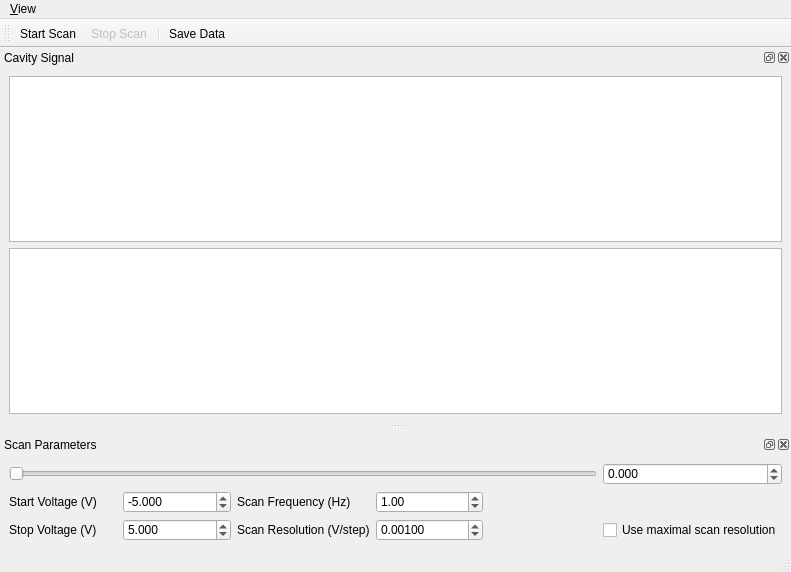
Ulm-IQO/qudi, file gui/cavity_stabilisation/ui_cavity_stabilisation_gui.ui: the form before one commit.
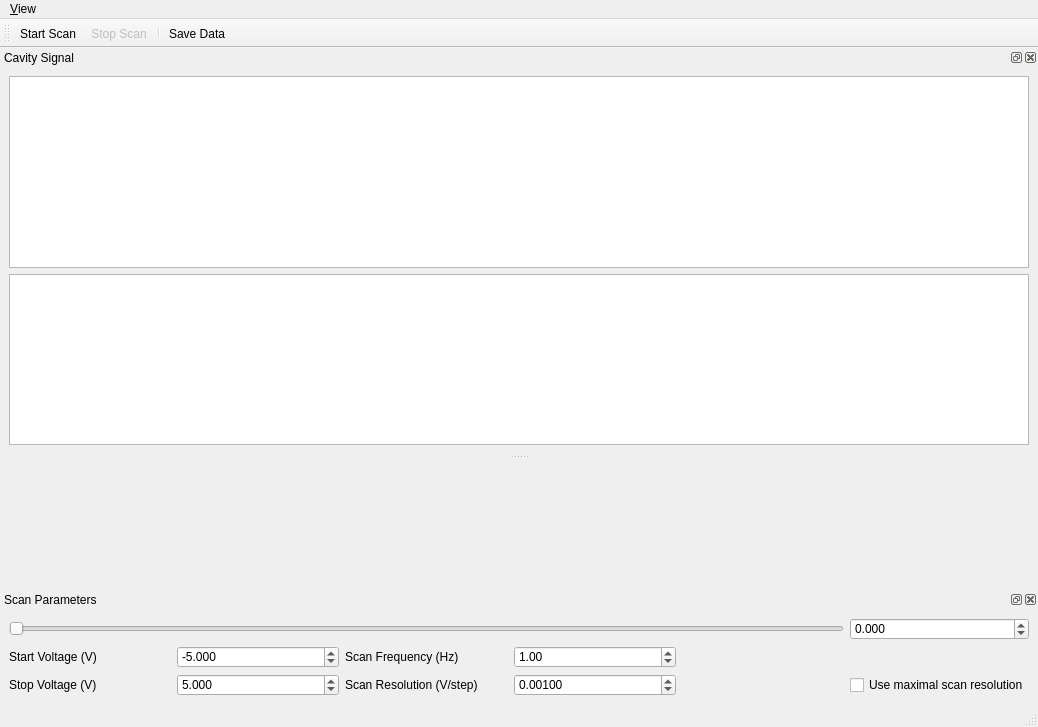
The form after the commit. Icons and pictures are not drawn. Custom widgets are drawn as their Qt base class.

Commit message: Implemented second PlotWidget in the cavity_stabilisation_gui which shows the output voltage (ramp) while scanning

Diff of the .ui file:
```diff
--- a/gui/cavity_stabilisation/ui_cavity_stabilisation_gui.ui
+++ b/gui/cavity_stabilisation/ui_cavity_stabilisation_gui.ui
@@ -6,8 +6,8 @@
    <rect>
     <x>0</x>
     <y>0</y>
-    <width>791</width>
-    <height>572</height>
+    <width>1038</width>
+    <height>727</height>
    </rect>
   </property>
   <property name="windowTitle">
@@ -19,7 +19,7 @@
     <rect>
      <x>0</x>
      <y>0</y>
-     <width>791</width>
+     <width>1038</width>
      <height>21</height>
     </rect>
    </property>
@@ -53,7 +53,20 @@
       <widget class="PlotWidget" name="cavity_scan_PlotWidget"/>
      </item>
      <item>
-      <widget class="PlotWidget" name="ramp_scan_PlotWidget"/>
+      <widget class="PlotWidget" name="ramp_scan_PlotWidget">
+       <property name="minimumSize">
+        <size>
+         <width>0</width>
+         <height>0</height>
+        </size>
+       </property>
+       <property name="maximumSize">
+        <size>
+         <width>16777215</width>
+         <height>171</height>
+        </size>
+       </property>
+      </widget>
      </item>
     </layout>
    </widget>
```
